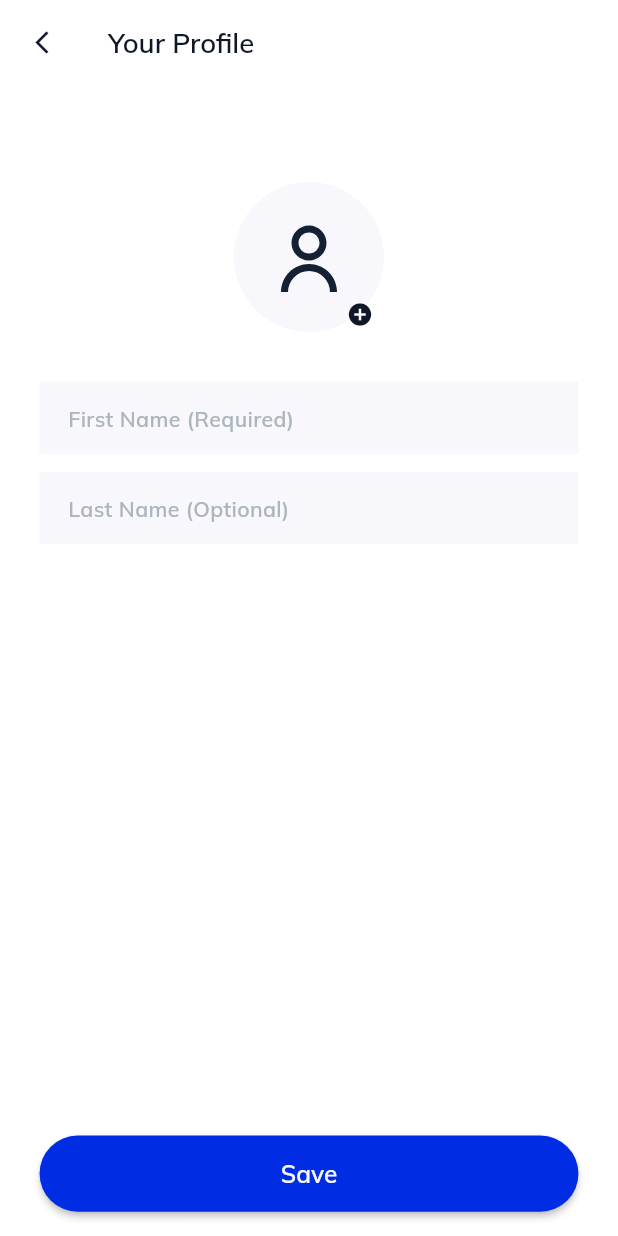
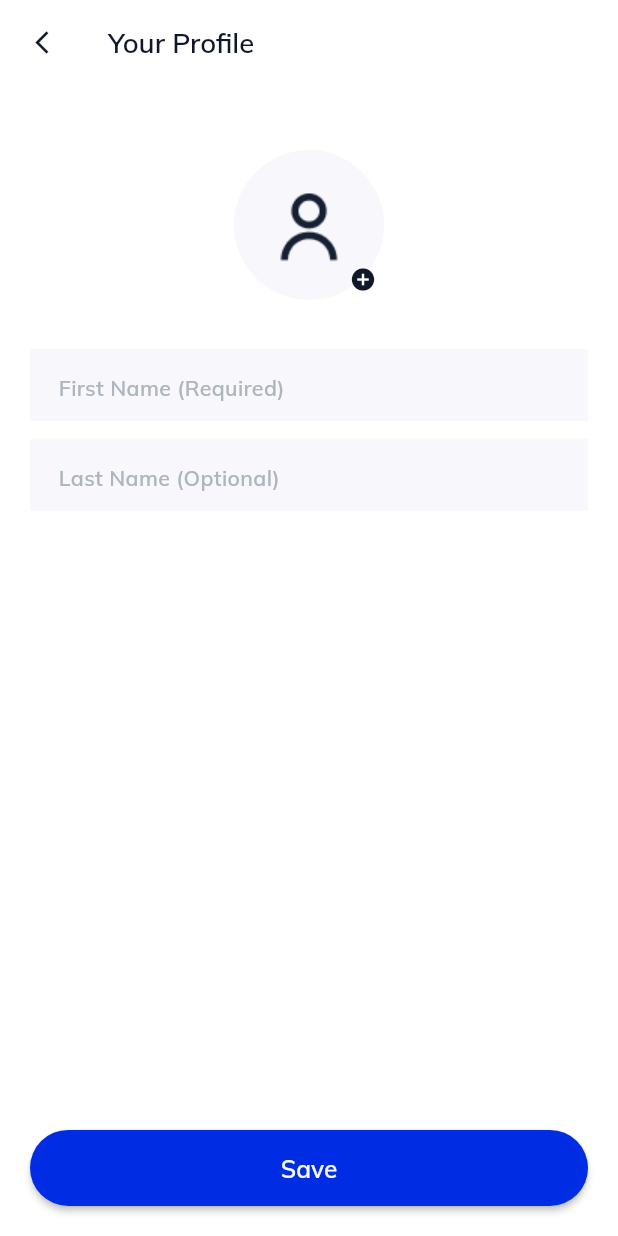
Before and after one commit to Souhaibbek/Chateo, a Flutter app: the CompleteProfilePage screen opened by its route, on a phone screen of 412 x 824 dp. Run offline on Flutter 3.47's test engine with Material 2 defaults, Android fonts, the phone set to English and light mode, and no system bars; our stand-ins replace device_preview, firebase_auth, firebase_core, flutter_otp_text_field, flutter_screenutil, flutter_svg and 4 more; accounts and stored records are empty.

Commit message:
add_phone_auth

```diff
--- a/lib/routes/app_pages.dart
+++ b/lib/routes/app_pages.dart
@@ -2,7 +2,7 @@ import 'package:chateo/routes/app_routes.dart';
 import 'package:chateo/screens/auth/login/login_page.dart';
 import 'package:chateo/screens/auth/register/complete_profile_page.dart';
 import 'package:chateo/screens/auth/register/register_page.dart';
-import 'package:chateo/screens/auth/register/verification_page.dart';
+import 'package:chateo/screens/auth/register/otp_verif_page.dart';
 import 'package:chateo/screens/home/home_page.dart';
 import 'package:chateo/screens/onBoarding/onboarding_page.dart';
 import 'package:chateo/screens/splash/splash_page.dart';
@@ -32,8 +32,8 @@ class AppPages {
       page: () => const LoginPage(),
     ),
     GetPage(
-      name: AppRoutes.VERIFICATION,
-      page: () => const VerificationPage(),
+      name: AppRoutes.OTPVERIF,
+      page: () => const OtpVerifPage(),
     ),
     GetPage(
       name: AppRoutes.COMPLETEPROFILE,
--- a/lib/routes/app_routes.dart
+++ b/lib/routes/app_routes.dart
@@ -6,7 +6,7 @@ abstract class AppRoutes {
   static const String WELCOME = '/WELCOME';
   static const String LOGIN = '/LOGIN';
   static const String REGISTER = '/REGISTER';
-  static const String VERIFICATION = '/VERIFICATION';
+  static const String OTPVERIF = '/OTPVERIF';
   static const String COMPLETEPROFILE = '/COMPLETEPROFILE';
   static const String HOME = '/HOME';
 }
--- a/lib/screens/auth/register/complete_profile_page.dart
+++ b/lib/screens/auth/register/complete_profile_page.dart
@@ -6,7 +6,6 @@ import 'package:chateo/utils/text_field.dart';
 import 'package:chateo/widgets/global_appbar.dart';
 import 'package:flutter/material.dart';
 import 'package:flutter_screenutil/flutter_screenutil.dart';
-import 'package:flutter_svg/svg.dart';
 import 'package:get/get.dart';
 
 class CompleteProfilePage extends StatelessWidget {
@@ -14,7 +13,6 @@ class CompleteProfilePage extends StatelessWidget {
 
   @override
   Widget build(BuildContext context) {
-    RegisterController controller = Get.find();
     var style = Theme.of(context);
     return Scaffold(
       appBar: GlobalAppBar(
@@ -28,39 +26,41 @@ class CompleteProfilePage extends StatelessWidget {
           },
         ),
       ),
-      body: Padding(
-        padding: EdgeInsets.fromLTRB(24.0.w, 40.0.h, 24.0.w, 16.0.h),
+      body: GetBuilder(
+        init: RegisterController(),
+        initState: (_) {},
+        builder: (controller) => Padding(
+          padding: const EdgeInsets.all(20.0),
           child: Column(
             mainAxisAlignment: MainAxisAlignment.spaceBetween,
             children: [
               Expanded(
                 child: SingleChildScrollView(
+                  child: Form(
+                    key: controller.completeProfileFormKey,
                     child: Column(
                       mainAxisAlignment: MainAxisAlignment.center,
                       children: [
                         SizedBox(
-                      height: 100.h,
-                      width: 100.w,
+                          height: 100,
+                          width: 100,
                           child: Stack(
-                        alignment: Alignment.center,
+                            clipBehavior: Clip.none,
+                            fit: StackFit.expand,
                             children: [
                               CircleAvatar(
                                 radius: 50,
                                 backgroundColor: style.primaryColorLight,
-                            child: SvgPicture.asset(
-                              Assets.defaultPic,
-                              colorFilter: ColorFilter.mode(
-                                  style.primaryColorDark, BlendMode.srcIn),
+                                child: Image.asset(
+                                  Assets.userPic,
+                                  color: style.primaryColorDark,
                                 ),
                               ),
-                          Positioned(
-                            top: 65,
-                            left: 65,
-                            child: IconButton(
-                              onPressed: () {},
-                              icon: const Icon(
-                                Icons.add_circle_sharp,
-                              ),
+                              const Positioned(
+                                bottom: 5,
+                                right: 5,
+                                child: Icon(
+                                  Icons.add_circle,
                                 ),
                               ),
                             ],
@@ -70,6 +70,12 @@ class CompleteProfilePage extends StatelessWidget {
                           height: 32.h,
                         ),
                         AppTextFormField(
+                          validator: (value) {
+                            if (value!.isEmpty) {
+                              return 'First Name Is Required';
+                            }
+                            return null;
+                          },
                           controller: controller.firstNameController,
                           type: TextInputType.name,
                           hintText: 'First Name (Required)',
@@ -86,15 +92,20 @@ class CompleteProfilePage extends StatelessWidget {
                     ),
                   ),
                 ),
+              ),
               SizedBox(
                 height: 8.h,
               ),
               AppButtonPrimary(
                   title: 'Save',
                   onPressed: () {
+                    if (controller.completeProfileFormKey.currentState!
+                        .validate()) {
                       Get.toNamed(AppRoutes.HOME);
+                    }
                   }),
             ],
+          ),
         ),
       ),
     );
--- a/lib/screens/home/home_page.dart
+++ b/lib/screens/home/home_page.dart
@@ -1,7 +1,5 @@
 import 'package:chateo/screens/home/home_controller.dart';
-
 import 'package:flutter/material.dart';
-
 import 'package:get/get.dart';
 import 'package:persistent_bottom_nav_bar/persistent_tab_view.dart';
 
@@ -19,7 +17,6 @@ class HomePage extends GetView<HomeController> {
         screens: controller.buildScreens(),
         items: controller.navBarsItems(),
         confineInSafeArea: true,
-
         backgroundColor:
             Theme.of(context).primaryColorLight, // Default is Colors.white.
         handleAndroidBackButtonPress: true, // Default is true.
--- a/lib/utils/assets.dart
+++ b/lib/utils/assets.dart
@@ -4,7 +4,7 @@ class Assets {
   static const String addIcon = 'assets/img/add_icon.svg';
   static const String chatIcon = 'assets/img/chat_icon.svg';
   static const String contactIcon = 'assets/img/contact_icon.svg';
-  static const String defaultPic = 'assets/img/default_pic.svg';
+  static const String userPic = 'assets/img/user.png';
   static const String moreIcon = 'assets/img/more_icon.svg';
   static const String onboarding1 = 'assets/img/onboarding1.svg';
   static const String onboarding2 = 'assets/img/onboarding2.svg';
--- a/lib/utils/buttons.dart
+++ b/lib/utils/buttons.dart
@@ -4,7 +4,7 @@ import 'package:flutter_screenutil/flutter_screenutil.dart';
 class AppButtonPrimary extends StatelessWidget {
   const AppButtonPrimary({
     super.key,
-    required this.onPressed,
+    this.onPressed,
     required this.title,
     this.color,
     this.radius = 30.0,
@@ -12,7 +12,7 @@ class AppButtonPrimary extends StatelessWidget {
     this.style,
   });
 
-  final void Function() onPressed;
+  final void Function()? onPressed;
   final String title;
   final Color? color;
   final double radius;
@@ -21,6 +21,7 @@ class AppButtonPrimary extends StatelessWidget {
   @override
   Widget build(BuildContext context) {
     return MaterialButton(
+      disabledColor: Theme.of(context).disabledColor,
       onPressed: onPressed,
       height: height ?? 50.h,
       color: color ?? Theme.of(context).primaryColor,
--- a/lib/utils/text_field.dart
+++ b/lib/utils/text_field.dart
@@ -6,17 +6,26 @@ class AppTextFormField extends StatelessWidget {
     required this.controller,
     required this.hintText,
     this.onSubmit,
-    required this.type,
+    this.type = TextInputType.text,
+    this.prefixIcon,
+    this.suffixIcon,
+    this.validator,
   });
 
   final TextEditingController controller;
   final String hintText;
   final TextInputType type;
   final void Function(String)? onSubmit;
+  final String? Function(String?)? validator;
+
+  final Widget? prefixIcon;
+  final Widget? suffixIcon;
+
   @override
   Widget build(BuildContext context) {
     var style = Theme.of(context);
     return TextFormField(
+      validator: validator,
       onFieldSubmitted: onSubmit,
       controller: controller,
       enableSuggestions: false,
@@ -30,13 +39,17 @@ class AppTextFormField extends StatelessWidget {
         errorBorder: InputBorder.none,
         disabledBorder: InputBorder.none,
         contentPadding:
-            const EdgeInsets.only(left: 15, bottom: 11, top: 11, right: 15),
-        fillColor: Theme.of(context).primaryColorLight,
+            const EdgeInsets.only(left: 15, bottom: 11, top: 14, right: 15),
+        fillColor: style.primaryColorLight,
         filled: true,
         hintText: hintText,
         hintStyle: style.textTheme.bodyMedium!.copyWith(
           color: style.hintColor,
         ),
+        prefixIcon: prefixIcon,
+        suffixIcon: suffixIcon,
+        prefixIconColor: style.hintColor,
+        suffixIconColor: style.hintColor,
         alignLabelWithHint: true,
       ),
     );
--- a/pubspec.yaml
+++ b/pubspec.yaml
@@ -29,13 +29,14 @@ environment:
 # versions available, run `flutter pub outdated`.
 dependencies:
   cupertino_icons: ^1.0.2
+  device_preview: ^1.1.0
   firebase_auth: ^4.9.0
   firebase_core: ^2.15.1
   flutter:
     sdk: flutter
   flutter_onboarding_slider: ^1.0.10
   flutter_otp_text_field: ^1.1.1
-  flutter_screenutil: ^5.9.0
+  flutter_screenutil: ^5.0.2
   flutter_svg: ^2.0.7
   get: ^4.6.5
   intl_phone_field: ^3.2.0
```
Also changed, not shown: lib/main.dart (+25 -16 lines), lib/screens/auth/register/otp_verif_page.dart (added, +106 -0 lines), lib/screens/auth/register/register_controller.dart (+56 -0 lines), lib/screens/auth/register/register_page.dart (+35 -17 lines), lib/screens/auth/register/verification_page.dart (deleted, +0 -98 lines), lib/screens/home/contacts_view.dart (+22 -0 lines), lib/screens/home/home_controller.dart (+16 -1 lines), lib/screens/home/settings.view.dart (+10 -2 lines), assets/img/user.png (added), pubspec.lock. Lines whose indentation alone changed are shown as unchanged.
